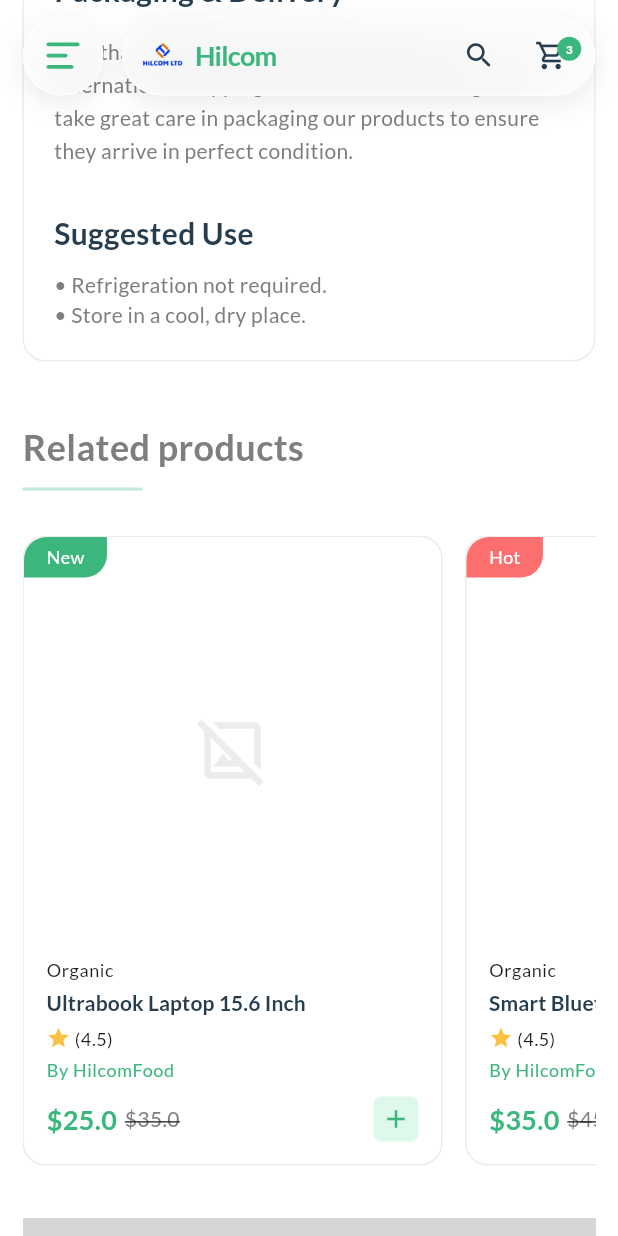
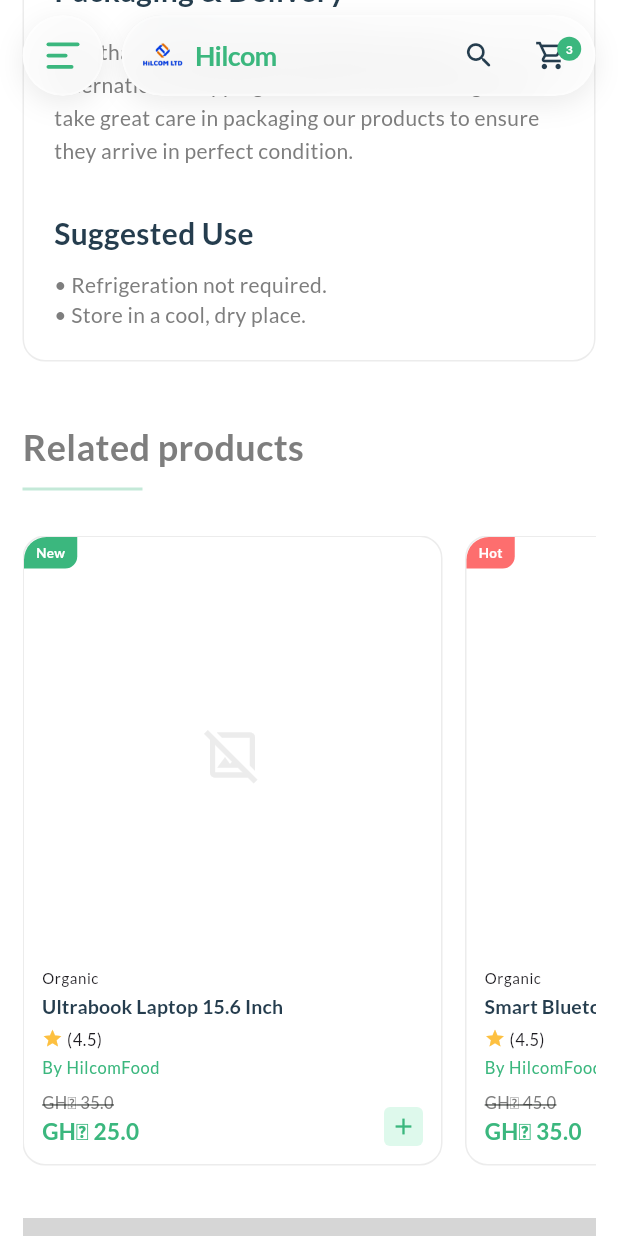
Before and after one commit to RasZarky/hilcom, a Flutter app: the ProductDetailsPage screen opened directly with sample values from the repository, scrolled down 1728 dp, on a phone screen of 412 x 824 dp. Run offline on Flutter 3.47's test engine with Material 3 defaults, Android fonts, the phone set to English and light mode, and no system bars; drawn by our look-alikes of cached_network_image; our stand-ins replace firebase_core, go_router, google_fonts; accounts and stored records are empty; network calls fail; grey boxes are pictures that could not be loaded.

Commit message:
refactor: update currency to GH₵ and enhance category and product UI
- Update currency symbol from `$` to `GH₵` across `ProductCard`, `DealCard`, `ProductInfoSection`, `ProductSidebar`, and `HomePage`.
- Refactor `CategoryCard` into a `StatefulWidget` with hover animations, improved shadows, and a futuristic indicator line.
- Redesign `ProductCard` with optimized padding, text sizing, and `FittedBox` for price labels to prevent overflow.
- Enhance the category section in `HomePage` with a new "EXPLORE" header, refined typography, and better vertical spacing.
- Improve `HomePage` feature items with updated icons, background colors, and responsive layouts.
- Adjust `ProductCard` image fitting to `BoxFit.contain` and refine badge styling.
- Update `ProductCard` list in "Deals of the Day" with fixed widths for better horizontal scrolling consistency.

```diff
--- a/lib/features/home/presentation/widgets/deal_card.dart
+++ b/lib/features/home/presentation/widgets/deal_card.dart
@@ -80,9 +80,9 @@ class DealCard extends StatelessWidget {
                         children: [
                           Row(
                             children: [
-                              Text('\$${product.price}', style: const TextStyle(color: AppColors.primary, fontWeight: FontWeight.bold, fontSize: 18)),
+                              Text('GH₵ ${product.price}', style: const TextStyle(color: AppColors.primary, fontWeight: FontWeight.bold, fontSize: 18)),
                               const SizedBox(width: 5),
-                              Text('\$${product.oldPrice}', style: const TextStyle(decoration: TextDecoration.lineThrough, color: AppColors.textBody, fontSize: 14)),
+                              Text('GH₵ ${product.oldPrice}', style: const TextStyle(decoration: TextDecoration.lineThrough, color: AppColors.textBody, fontSize: 14)),
                             ],
                           ),
                           ElevatedButton(
--- a/lib/features/home/presentation/widgets/product_card.dart
+++ b/lib/features/home/presentation/widgets/product_card.dart
@@ -23,7 +23,7 @@ class ProductCard extends StatelessWidget {
         child: Stack(
           children: [
             Padding(
-              padding: const EdgeInsets.all(15),
+              padding: const EdgeInsets.all(12),
               child: Column(
                 crossAxisAlignment: CrossAxisAlignment.start,
                 children: [
@@ -31,18 +31,20 @@ class ProductCard extends StatelessWidget {
                     child: Center(
                       child: CachedNetworkImage(
                         imageUrl: product.image,
-                        fit: BoxFit.fill,
+                        fit: BoxFit.contain,
                         placeholder: (context, url) => const Center(child: CircularProgressIndicator(strokeWidth: 2)),
-                        errorWidget: (context, url, error) => const Icon(Icons.image_not_supported_outlined, size: 50, color: AppColors.border),
+                        errorWidget: (context, url, error) => const Icon(Icons.image_not_supported_outlined, size: 40, color: AppColors.border),
                       ),
                     ),
                   ),
-                  const SizedBox(height: 10),
+                  const SizedBox(height: 8),
                   Text(
                     product.category,
-                    style: Theme.of(context).textTheme.bodySmall,
+                    maxLines: 1,
+                    overflow: TextOverflow.ellipsis,
+                    style: Theme.of(context).textTheme.bodySmall?.copyWith(fontSize: 10),
                   ),
-                  const SizedBox(height: 5),
+                  const SizedBox(height: 4),
                   Text(
                     product.title,
                     maxLines: 2,
@@ -50,54 +52,79 @@ class ProductCard extends StatelessWidget {
                     style: Theme.of(context).textTheme.titleSmall?.copyWith(
                       fontWeight: FontWeight.bold,
                       color: AppColors.heading,
+                      fontSize: 13,
                     ),
                   ),
-                  const SizedBox(height: 5),
+                  const SizedBox(height: 4),
                   Row(
                     children: [
-                      const Icon(Icons.star, color: AppColors.secondary, size: 16),
-                      Text(' (${product.rating})', style: Theme.of(context).textTheme.bodySmall),
+                      const Icon(Icons.star, color: AppColors.secondary, size: 14),
+                      Expanded(
+                        child: Text(
+                          ' (${product.rating})',
+                          maxLines: 1,
+                          overflow: TextOverflow.ellipsis,
+                          style: Theme.of(context).textTheme.bodySmall?.copyWith(fontSize: 11),
+                        ),
+                      ),
                     ],
                   ),
-                  const SizedBox(height: 5),
+                  const SizedBox(height: 4),
                   Text(
                     'By ${product.brand}',
-                    style: Theme.of(context).textTheme.bodySmall?.copyWith(color: AppColors.primary),
+                    maxLines: 1,
+                    overflow: TextOverflow.ellipsis,
+                    style: Theme.of(context).textTheme.bodySmall?.copyWith(
+                      color: AppColors.primary,
+                      fontSize: 11,
+                    ),
                   ),
-                  const SizedBox(height: 10),
+                  const SizedBox(height: 8),
                   Row(
                     mainAxisAlignment: MainAxisAlignment.spaceBetween,
+                    crossAxisAlignment: CrossAxisAlignment.end,
                     children: [
-                      Row(
-                        children: [
-                          Text(
-                            '\$${product.price}',
-                            style: const TextStyle(
-                              color: AppColors.primary,
-                              fontWeight: FontWeight.bold,
-                              fontSize: 18,
-                            ),
-                          ),
-                          if (product.oldPrice != null) ...[
-                            const SizedBox(width: 5),
-                            Text(
-                              '\$${product.oldPrice}',
-                              style: const TextStyle(
-                                color: AppColors.textBody,
-                                decoration: TextDecoration.lineThrough,
-                                fontSize: 14,
+                      Expanded(
+                        child: Column(
+                          crossAxisAlignment: CrossAxisAlignment.start,
+                          mainAxisSize: MainAxisSize.min,
+                          children: [
+                            if (product.oldPrice != null)
+                              FittedBox(
+                                fit: BoxFit.scaleDown,
+                                alignment: Alignment.centerLeft,
+                                child: Text(
+                                  'GH₵ ${product.oldPrice}',
+                                  style: const TextStyle(
+                                    color: AppColors.textBody,
+                                    decoration: TextDecoration.lineThrough,
+                                    fontSize: 11,
+                                  ),
+                                ),
+                              ),
+                            FittedBox(
+                              fit: BoxFit.scaleDown,
+                              alignment: Alignment.centerLeft,
+                              child: Text(
+                                'GH₵ ${product.price}',
+                                style: const TextStyle(
+                                  color: AppColors.primary,
+                                  fontWeight: FontWeight.bold,
+                                  fontSize: 15,
+                                ),
                               ),
                             ),
                           ],
-                        ],
+                        ),
                       ),
+                      const SizedBox(width: 4),
                       Container(
-                        padding: const EdgeInsets.all(5),
+                        padding: const EdgeInsets.all(4),
                         decoration: BoxDecoration(
                           color: AppColors.primaryLight,
-                          borderRadius: BorderRadius.circular(5),
+                          borderRadius: BorderRadius.circular(4),
                         ),
-                        child: const Icon(Icons.add, color: AppColors.primary, size: 20),
+                        child: const Icon(Icons.add, color: AppColors.primary, size: 18),
                       ),
                     ],
                   ),
@@ -109,17 +136,17 @@ class ProductCard extends StatelessWidget {
                 top: 0,
                 left: 0,
                 child: Container(
-                  padding: const EdgeInsets.symmetric(horizontal: 15, vertical: 5),
+                  padding: const EdgeInsets.symmetric(horizontal: 8, vertical: 4),
                   decoration: BoxDecoration(
                     color: _getBadgeColor(product.badge!),
                     borderRadius: const BorderRadius.only(
                       topLeft: Radius.circular(15),
-                      bottomRight: Radius.circular(15),
+                      bottomRight: Radius.circular(8),
                     ),
                   ),
                   child: Text(
                     product.badge!,
-                    style: const TextStyle(color: Colors.white, fontSize: 12),
+                    style: const TextStyle(color: Colors.white, fontSize: 9, fontWeight: FontWeight.bold),
                   ),
                 ),
               ),
--- a/lib/features/home/presentation/widgets/product_details/product_info_section.dart
+++ b/lib/features/home/presentation/widgets/product_details/product_info_section.dart
@@ -63,7 +63,7 @@ class ProductInfoSection extends StatelessWidget {
           crossAxisAlignment: CrossAxisAlignment.center,
           children: [
             Text(
-              '\$${product.price}',
+              'GH₵ ${product.price}',
               style: const TextStyle(
                 fontSize: 48,
                 fontWeight: FontWeight.bold,
@@ -80,7 +80,7 @@ class ProductInfoSection extends StatelessWidget {
                           color: AppColors.badgeHot,
                           fontWeight: FontWeight.bold)),
                   Text(
-                    '\$${product.oldPrice}',
+                    'GH₵ ${product.oldPrice}',
                     style: const TextStyle(
                       fontSize: 24,
                       color: AppColors.textBody,
--- a/lib/features/home/presentation/widgets/product_details/product_sidebar.dart
+++ b/lib/features/home/presentation/widgets/product_details/product_sidebar.dart
@@ -23,8 +23,8 @@ class ProductSidebar extends StatelessWidget {
           Row(
             mainAxisAlignment: MainAxisAlignment.spaceBetween,
             children: const [
-              Text('From: \$0'),
-              Text('To: \$2000'),
+              Text('From: GH₵ 0'),
+              Text('To: GH₵ 2000'),
             ],
           ),
           const SizedBox(height: 20),
@@ -147,7 +147,7 @@ class ProductSidebar extends StatelessWidget {
                 Text(title,
                     style: const TextStyle(
                         fontWeight: FontWeight.bold, color: AppColors.primary)),
-                Text('\$$price',
+                Text('GH₵ $price',
                     style: const TextStyle(color: AppColors.textBody)),
                 Row(
                     children: const [
```
Also changed, not shown: lib/features/home/presentation/pages/home_page.dart (+78 -36 lines), lib/features/home/presentation/widgets/category_card.dart (+88 -24 lines).
